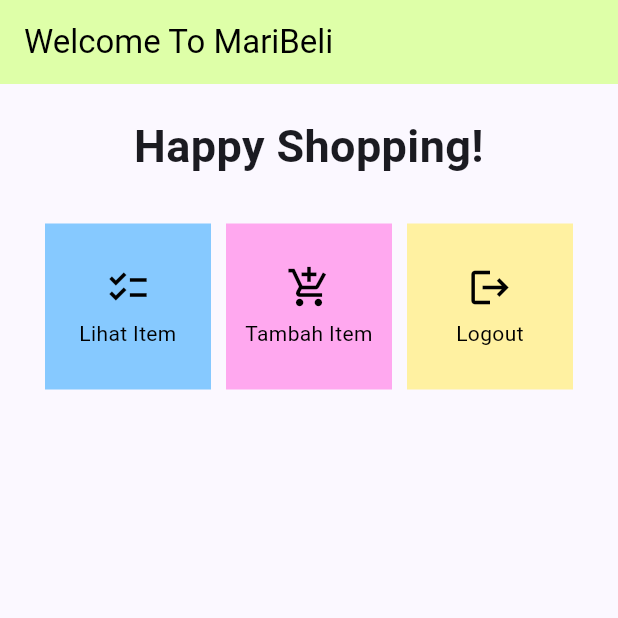
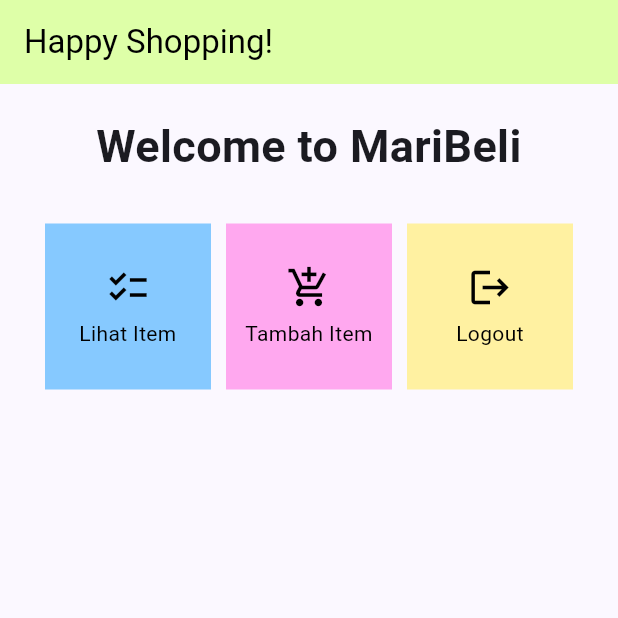
Before and after one commit to chikamarsyaa/mari-beli-mobile, a Flutter app: the screen it shows after launch, on a phone screen of 412 x 824 dp, the top half of it. Run offline on Flutter 3.47's test engine with Material 2 defaults, Android fonts, the phone set to English and light mode, and no system bars; Roboto replaces fonts that are missing (Poppins).

Commit message:
Menyelesaikan Tugas 7

```diff
--- a/maribeli/lib/menu.dart
+++ b/maribeli/lib/menu.dart
@@ -1,7 +1,13 @@
 import 'package:flutter/material.dart';
 
 class MyHomePage extends StatelessWidget {
-  const MyHomePage({Key? key}) : super(key: key);
+  MyHomePage({Key? key}) : super(key: key);
+
+  final List<InventItem> items = [
+  InventItem("Lihat Item", Icons.checklist, const Color.fromARGB(255, 134, 201, 255)), // Contoh warna biru
+  InventItem("Tambah Item", Icons.add_shopping_cart, Color.fromARGB(255, 255, 168, 239)), // Contoh warna hijau
+  InventItem("Logout", Icons.logout, Color.fromARGB(255, 255, 241, 161)), // Contoh warna merah
+];
 
 
   // This widget is the home page of your application. It is stateful, meaning
@@ -24,7 +30,7 @@ class MyHomePage extends StatelessWidget {
     return Scaffold(
       appBar: AppBar(
         title: const Text(
-          'Welcome To MariBeli',
+          'Happy Shopping!',
 
         ),
         backgroundColor: Color.fromARGB(255, 222, 255, 168),
@@ -41,7 +47,7 @@ class MyHomePage extends StatelessWidget {
                 padding: EdgeInsets.only(top: 10.0, bottom: 10.0),
                 // Widget Text untuk menampilkan tulisan dengan alignment center dan style yang sesuai
                 child: Text(
-                  'Happy Shopping!', // Text yang menandakan toko
+                  'Welcome to MariBeli', // Text yang menandakan toko
                   textAlign: TextAlign.center,
                   style: TextStyle(
                     fontFamily: 'Poppins',
@@ -59,9 +65,9 @@ class MyHomePage extends StatelessWidget {
                 mainAxisSpacing: 10,
                 crossAxisCount: 3,
                 shrinkWrap: true,
-                children: items.map((ShopItem item) {
+                children: items.map((InventItem item) {
                   // Iterasi untuk setiap item
-                  return ShopCard(item);
+                  return InventCard(item);
                 }).toList(),
               ),
             ],
@@ -72,10 +78,10 @@ class MyHomePage extends StatelessWidget {
   }
 }
 
-class ShopCard extends StatelessWidget {
-  final ShopItem item;
+class InventCard extends StatelessWidget {
+  final InventItem item;
 
-  const ShopCard(this.item, {super.key}); // Constructor
+  const InventCard(this.item, {super.key}); // Constructor
 
   @override
   Widget build(BuildContext context) {
@@ -118,16 +124,10 @@ class ShopCard extends StatelessWidget {
 }
 
 
-class ShopItem {
+class InventItem {
   final String name;
   final IconData icon;
   final Color color; // Tambah properti warna
 
-  ShopItem(this.name, this.icon, this.color);
+  InventItem(this.name, this.icon, this.color);
 }
-
-final List<ShopItem> items = [
-  ShopItem("Lihat Item", Icons.checklist, const Color.fromARGB(255, 134, 201, 255)), // Contoh warna biru
-  ShopItem("Tambah Item", Icons.add_shopping_cart, Color.fromARGB(255, 255, 168, 239)), // Contoh warna hijau
-  ShopItem("Logout", Icons.logout, Color.fromARGB(255, 255, 241, 161)), // Contoh warna merah
-];
```
Also changed, not shown: 2 other files.
